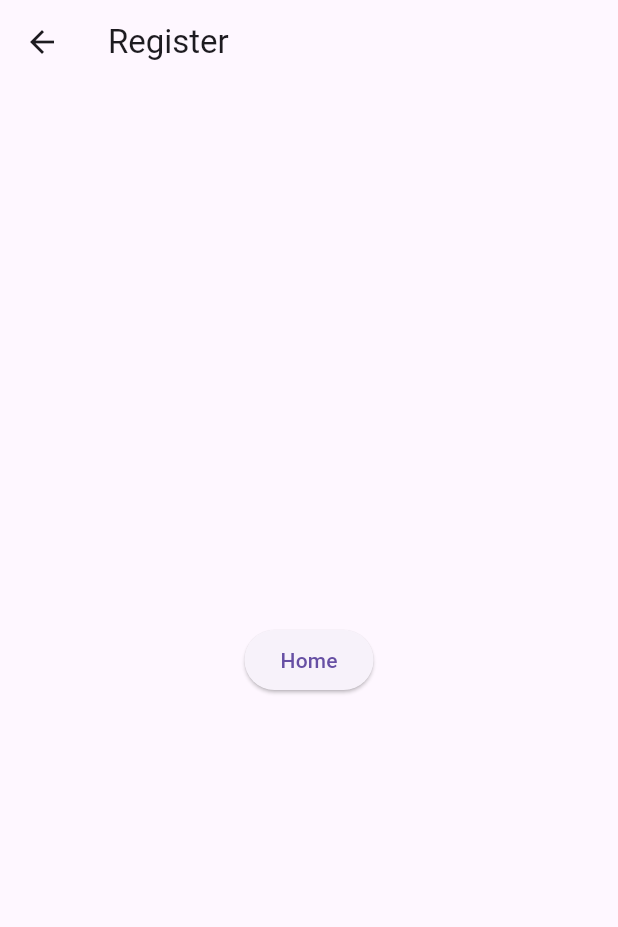
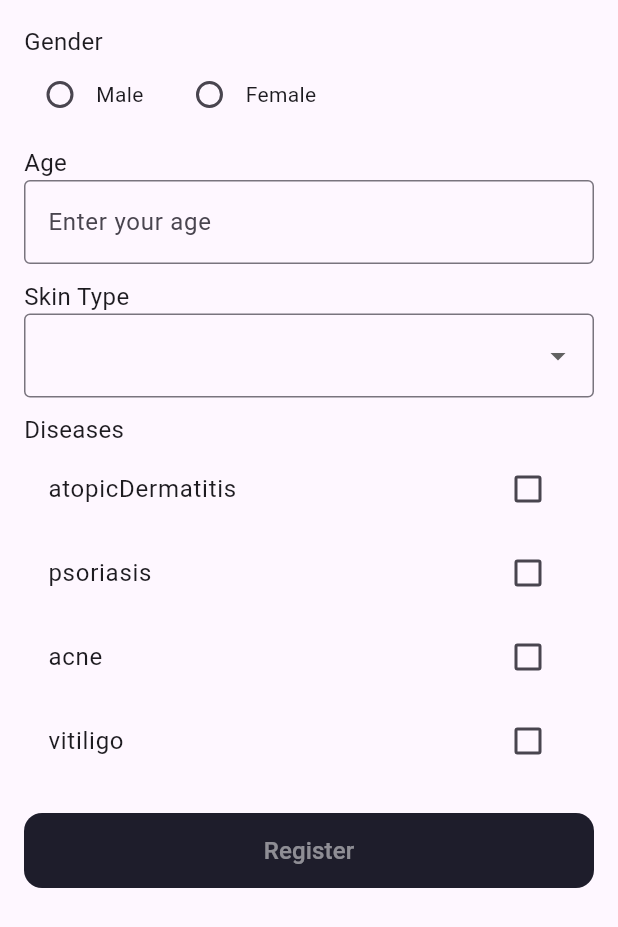
Before and after one commit to Balajinator-FMI/mobile-app, a Flutter app: the RegisterView screen opened by its route, on a phone screen of 412 x 824 dp. Shown: the top 927 px of the screen. Run offline on Flutter 3.47's test engine with Material 3 defaults, Android fonts, the phone set to English and light mode, and no system bars; our stand-ins replace flutter_dotenv, flutter_secure_storage, get_it, stacked_services; accounts and stored records are empty.

Commit message:
feat: implement register user logic

```diff
--- /dev/null
+++ b/app/lib/api/backend/dto/register_user_req.dart
@@ -0,0 +1,25 @@
+import 'package:app/api/backend/enum/disease.dart';
+import 'package:app/api/backend/enum/gender.dart';
+import 'package:app/api/backend/enum/skin_type.dart';
+import 'package:json_annotation/json_annotation.dart';
+
+part 'register_user_req.g.dart';
+
+@JsonSerializable()
+class RegisterUserReq {
+  final int years;
+  final Gender gender;
+  final SkinType skinType;
+  final List<Disease> diseases;
+
+  RegisterUserReq(
+    this.years,
+    this.gender,
+    this.skinType,
+    this.diseases,
+  );
+
+  factory RegisterUserReq.fromJson(Map<String, dynamic> json) => _$RegisterUserReqFromJson(json);
+
+  Map<String, dynamic> toJson() => _$RegisterUserReqToJson(this);
+}
--- /dev/null
+++ b/app/lib/api/backend/enum/disease.dart
@@ -0,0 +1,14 @@
+import 'package:app/static/app_strings.dart';
+
+enum Disease {
+  atopicDermatitis(AppStrings.atopicDermatitis),
+  psoriasis(AppStrings.psoriasis),
+  acne(AppStrings.acne),
+  vitiligo(AppStrings.vitiligo);
+
+  final String name;
+
+  const Disease(this.name);
+}
+
+// TODO: refactor diseases!!!
--- /dev/null
+++ b/app/lib/api/backend/enum/gender.dart
@@ -0,0 +1,10 @@
+import 'package:app/static/app_strings.dart';
+
+enum Gender {
+  male(AppStrings.male),
+  female(AppStrings.female);
+
+  final String name;
+
+  const Gender(this.name);
+}
--- /dev/null
+++ b/app/lib/api/backend/enum/skin_type.dart
@@ -0,0 +1,15 @@
+import 'package:app/static/app_strings.dart';
+
+enum SkinType {
+  type1(AppStrings.skinType1, AppStrings.skinType1Description),
+  type2(AppStrings.skinType2, AppStrings.skinType2Description),
+  type3(AppStrings.skinType3, AppStrings.skinType3Description),
+  type4(AppStrings.skinType4, AppStrings.skinType4Description),
+  type5(AppStrings.skinType5, AppStrings.skinType5Description),
+  type6(AppStrings.skinType6, AppStrings.skinType6Description);
+
+  final String name;
+  final String description;
+
+  const SkinType(this.name, this.description);
+}
--- /dev/null
+++ b/app/lib/api/backend/user_repository.dart
@@ -0,0 +1,14 @@
+import 'package:app/api/backend/dto/register_user_req.dart';
+import 'package:app/api/backend/user_service.dart';
+import 'package:app/static/dependency_injection.dart';
+import 'package:app/util/user_storage.dart';
+
+class UserRepository {
+  final _userService = DependencyInjection.getIt<UserService>();
+  final _userStorage = DependencyInjection.getIt<UserStorage>();
+
+  Future<void> registerUser(RegisterUserReq userData) async {
+    final result = await _userService.registerUser(userData);
+    await _userStorage.saveUserId(result.userId);
+  }
+}
--- a/app/lib/feature/register/register_view.dart
+++ b/app/lib/feature/register/register_view.dart
@@ -1,20 +1,108 @@
+import 'package:app/api/backend/enum/disease.dart';
+import 'package:app/api/backend/enum/gender.dart';
+import 'package:app/api/backend/enum/skin_type.dart';
+import 'package:app/feature/register/register_view_model.dart';
+import 'package:app/feature/register/views/primary_button_view.dart';
+import 'package:app/static/app_strings.dart';
 import 'package:flutter/material.dart';
+import 'package:provider/provider.dart';
 
 class RegisterView extends StatelessWidget {
-  const RegisterView({super.key});
+  final _viewModel = RegisterViewModel();
+
+  RegisterView({super.key});
 
   @override
   Widget build(BuildContext context) {
-    return Scaffold(
-      appBar: AppBar(
-        title: const Text('Register'),
-      ),
-      body: Center(
-        child: ElevatedButton(
-          onPressed: () {
-            Navigator.pushReplacementNamed(context, 'home');
-          },
-          child: const Text('Home'),
+    return ChangeNotifierProvider(
+      create: (context) => _viewModel,
+      child: Scaffold(
+        body: SafeArea(
+          child: Padding(
+            padding: const EdgeInsets.symmetric(horizontal: 16, vertical: 16),
+            child: Consumer<RegisterViewModel>(
+              builder: (context, viewModel, child) {
+                return Column(
+                  children: [
+                    Form(
+                      key: viewModel.formKey,
+                      child: Column(
+                        crossAxisAlignment: CrossAxisAlignment.start,
+                        children: [
+                          // Gender Selection
+                          Text("Gender", style: TextStyle(fontSize: 16)),
+                          Row(
+                            children: [
+                              Radio<Gender>(
+                                value: Gender.male,
+                                groupValue: viewModel.gender,
+                                onChanged: viewModel.setGender,
+                              ),
+                              Text("Male"),
+                              SizedBox(width: 20),
+                              Radio<Gender>(
+                                value: Gender.female,
+                                groupValue: viewModel.gender,
+                                onChanged: viewModel.setGender,
+                              ),
+                              Text("Female"),
+                            ],
+                          ),
+                          SizedBox(height: 10),
+
+                          // Age Input
+                          Text("Age", style: TextStyle(fontSize: 16)),
+                          TextFormField(
+                            keyboardType: TextInputType.number,
+                            decoration: InputDecoration(
+                              border: OutlineInputBorder(),
+                              hintText: "Enter your age",
+                            ),
+                            onChanged: viewModel.setYears,
+                            validator: (_) => viewModel.ageErrorMessage,
+                          ),
+                          SizedBox(height: 10),
+
+                          // Skin Type Selection
+                          Text("Skin Type", style: TextStyle(fontSize: 16)),
+                          DropdownButtonFormField<SkinType>(
+                            value: viewModel.skinType,
+                            onChanged: viewModel.setSkinType,
+                            items: SkinType.values.map((type) {
+                              return DropdownMenuItem(
+                                value: type,
+                                child: Text(type.toString().split('.').last),
+                              );
+                            }).toList(),
+                            decoration: InputDecoration(border: OutlineInputBorder()),
+                          ),
+                          SizedBox(height: 10),
+
+                          // Diseases Selection
+                          Text("Diseases", style: TextStyle(fontSize: 16)),
+                          Column(
+                            children: Disease.values.map((disease) {
+                              return CheckboxListTile(
+                                title: Text(disease.toString().split('.').last),
+                                value: viewModel.diseases.contains(disease),
+                                onChanged: (checked) => viewModel.toggleDisease(disease, checked),
+                              );
+                            }).toList(),
+                          ),
+                          SizedBox(height: 20),
+                        ],
+                      ),
+                    ),
+                    PrimaryButton(
+                      isDisabled: !viewModel.isButtonEnabled,
+                      text: AppStrings.register,
+                      onPressed: () async => await _viewModel.register(),
+                    ),
+                  ],
+                );
+              },
+            ),
+          ),
         ),
       ),
     );
--- /dev/null
+++ b/app/lib/feature/register/register_view_model.dart
@@ -0,0 +1,74 @@
+import 'package:app/api/backend/dto/register_user_req.dart';
+import 'package:app/api/backend/enum/disease.dart';
+import 'package:app/api/backend/enum/gender.dart';
+import 'package:app/api/backend/enum/skin_type.dart';
+import 'package:app/api/backend/user_repository.dart';
+import 'package:app/static/dependency_injection.dart';
+import 'package:flutter/material.dart';
+
+class RegisterViewModel extends ChangeNotifier {
+  bool _isButtonEnabled = false;
+  int? _years;
+  Gender? _gender;
+  SkinType? _skinType;
+  final List<Disease> _diseases = [];
+  final formKey = GlobalKey<FormState>();
+  final _userRepository = DependencyInjection.getIt<UserRepository>();
+
+  Future<void> register() async {
+    if (!_areAllFieldsValid()) return;
+
+    final registerDto = RegisterUserReq(_years!, _gender!, _skinType!, diseases);
+    await _userRepository.registerUser(registerDto);
+  }
+
+  bool _areAllFieldsValid() {
+    return _gender != null &&
+        _years != null &&
+        _validateYears(_years) == null &&
+        _skinType != null &&
+        _diseases.isNotEmpty;
+  }
+
+  void _validateForm() {
+    _isButtonEnabled = _areAllFieldsValid();
+    notifyListeners();
+  }
+
+  String? _validateYears(int? years) {
+    if (years == null) return 'Age is required';
+    if (years < 0) return 'Invalid age';
+    return null;
+  }
+
+  void setGender(Gender? selectedGender) {
+    _gender = selectedGender;
+    _validateForm();
+  }
+
+  void setYears(String value) {
+    _years = int.tryParse(value);
+    _validateForm();
+  }
+
+  void setSkinType(SkinType? selectedType) {
+    _skinType = selectedType;
+    _validateForm();
+  }
+
+  void toggleDisease(Disease disease, bool? checked) {
+    if (checked == true) {
+      _diseases.add(disease);
+    } else {
+      _diseases.remove(disease);
+    }
+    _validateForm();
+  }
+
+  Gender? get gender => _gender;
+  int? get years => _years;
+  SkinType? get skinType => _skinType;
+  List<Disease> get diseases => _diseases;
+  String? get ageErrorMessage => _validateYears(_years);
+  bool get isButtonEnabled => _isButtonEnabled;
+}
--- /dev/null
+++ b/app/lib/feature/register/views/primary_button_view.dart
@@ -0,0 +1,42 @@
+import 'package:flutter/material.dart';
+
+class PrimaryButton extends StatelessWidget {
+  final String text;
+  final VoidCallback onPressed;
+  final Color bgColor;
+  final Color textColor;
+  final bool isDisabled;
+
+  const PrimaryButton({
+    required this.text,
+    required this.onPressed,
+    this.bgColor = const Color(0xFF070710),
+    this.textColor = Colors.white,
+    this.isDisabled = false,
+    super.key,
+  });
+
+  @override
+  Widget build(BuildContext context) {
+    return ElevatedButton(
+      onPressed: isDisabled ? null : onPressed,
+      style: ElevatedButton.styleFrom(
+        minimumSize: Size.fromHeight(50),
+        backgroundColor: bgColor,
+        foregroundColor: Colors.transparent,
+        disabledBackgroundColor: Color(0xFF1E1D2B),
+        shape: RoundedRectangleBorder(
+          borderRadius: BorderRadius.circular(12),
+        ),
+      ),
+      child: Text(
+        text,
+        style: TextStyle(
+          color: textColor.withOpacity(isDisabled ? 0.5 : 1),
+          fontSize: 16,
+          fontWeight: FontWeight.w500,
+        ),
+      ),
+    );
+  }
+}
--- /dev/null
+++ b/app/lib/static/app_strings.dart
@@ -0,0 +1,34 @@
+class AppStrings {
+  AppStrings._();
+
+  // Gender:
+  static const String male = 'Male';
+  static const String female = 'Female';
+
+  // Skin type:
+  static const String skinType1 = 'Type 1';
+  static const String skinType1Description = 'light, white, pale';
+  static const String skinType2 = 'Type 2';
+  static const String skinType2Description = 'white, fair';
+  static const String skinType3 = 'Type 3';
+  static const String skinType3Description = 'medium white to olive';
+  static const String skinType4 = 'Type 4';
+  static const String skinType4Description = 'olive';
+  static const String skinType5 = 'Type 5';
+  static const String skinType5Description = 'light brown';
+  static const String skinType6 = 'Type 6';
+  static const String skinType6Description = 'dark brown';
+
+  // Diseases:
+  static const String atopicDermatitis = 'Atopic Dermatitis';
+  static const String psoriasis = 'Psoriasis';
+  static const String acne = 'Acne';
+  static const String vitiligo = 'Vitiligo';
+
+  // Errors:
+  static const String failedToEstablishConnectionWithServer = 'Failed to establish connection with the server';
+  static const String failedToRegisterUser = 'Failed to register user';
+
+  // Buttons:
+  static const String register = 'Register';
+}
--- /dev/null
+++ b/app/lib/static/dependency_injection.dart
@@ -0,0 +1,21 @@
+import 'package:app/api/backend/backend_api_uri.dart';
+import 'package:app/api/backend/user_repository.dart';
+import 'package:app/api/backend/user_service.dart';
+import 'package:app/util/user_storage.dart';
+import 'package:get_it/get_it.dart';
+import 'package:stacked_services/stacked_services.dart';
+
+class DependencyInjection {
+  DependencyInjection._();
+
+  static GetIt getIt = GetIt.instance;
+
+  static void configure() {
+    getIt.registerSingleton<NavigationService>(NavigationService());
+
+    getIt.registerSingleton<UserStorage>(UserStorage());
+    getIt.registerSingleton<BackendApiUri>(BackendApiUri());
+    getIt.registerSingleton<UserService>(UserService());
+    getIt.registerSingleton<UserRepository>(UserRepository());
+  }
+}
```
Also changed, not shown: app/lib/api/backend/backend_api_uri.dart (added, +7 -0 lines), app/lib/api/backend/dto/register_user_res.dart (added, +14 -0 lines), app/lib/api/backend/user_service.dart (added, +32 -0 lines), app/lib/main.dart (+27 -4 lines), app/lib/util/user_storage.dart (added, +34 -0 lines), app/pubspec.yaml (+11 -3 lines), app/lib/api/backend/dto/register_user_req.g.dart (added), app/lib/api/backend/dto/register_user_res.g.dart (added), app/pubspec.lock, 12 other files.
